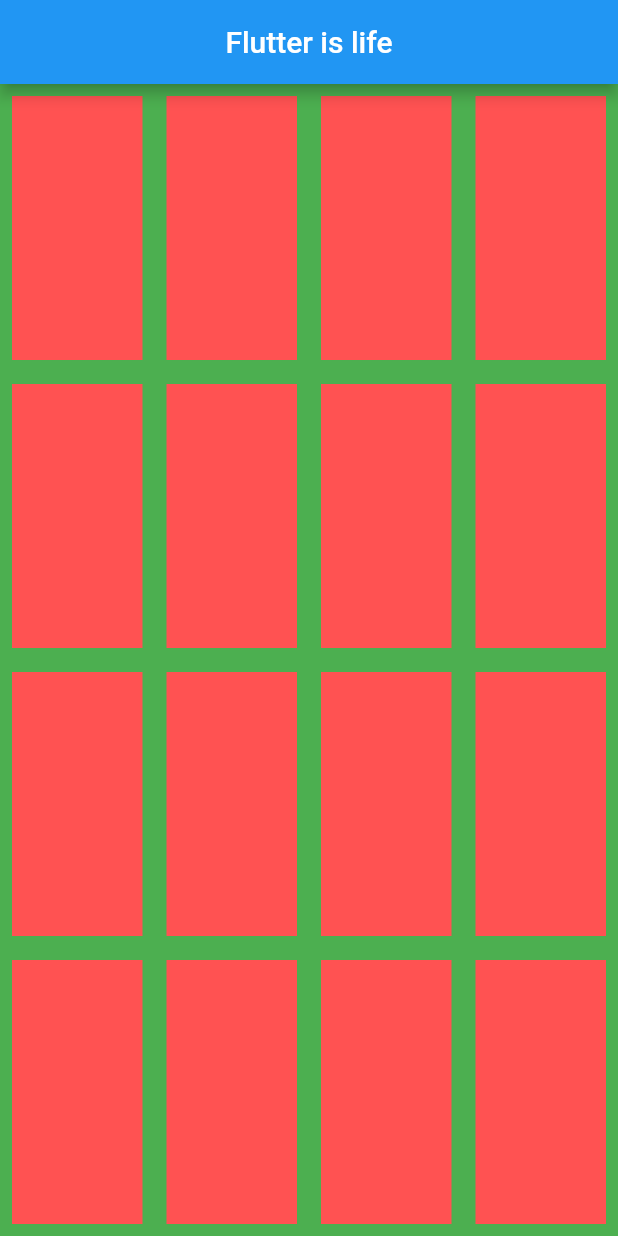
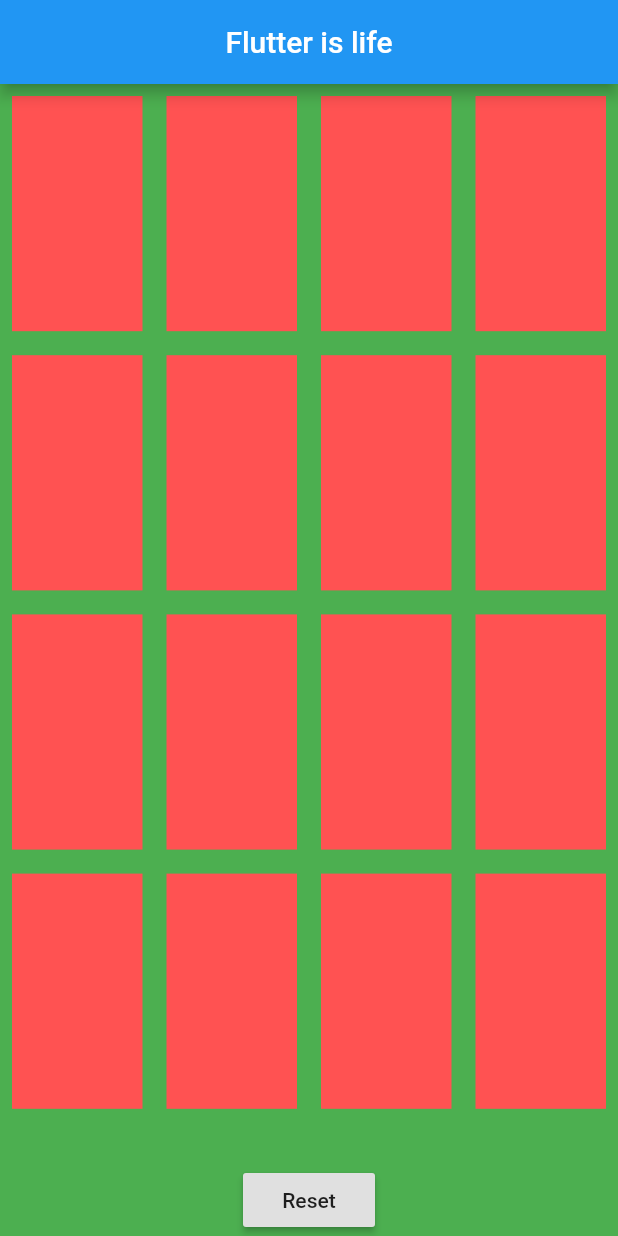
Before and after one commit to Eduard-Dumitrescu/memory_game_step_by_step, a Flutter app: the screen it shows after launch, on a phone screen of 412 x 824 dp. Run offline on Flutter 3.47's test engine with Material 2 defaults, Android fonts, the phone set to English and light mode, and no system bars; drawn by our look-alikes of flip_card; our stand-ins replace flutter_svg.

Commit message:
add you win message and reset game

```diff
--- a/lib/home_page.dart
+++ b/lib/home_page.dart
@@ -64,6 +64,9 @@ class Board extends StatefulWidget {
 }
 
 class _BoardState extends State<Board> {
+  final ValueNotifier<String> _message = ValueNotifier<String>("");
+  int _totalFlippedCards = 0;
+
   List<CardModel> _cards;
   List<CardModel> _flippedCards;
 
@@ -88,7 +91,41 @@ class _BoardState extends State<Board> {
   Widget build(BuildContext context) {
     return Container(
       color: widget.mainColor,
-      child: _gridWidget(),
+      child: Column(
+        mainAxisAlignment: MainAxisAlignment.spaceBetween,
+        crossAxisAlignment: CrossAxisAlignment.center,
+        children: <Widget>[
+          Expanded(flex: 9, child: _gridWidget()),
+          ValueListenableBuilder<String>(
+              valueListenable: _message,
+              builder: (context, message, _) {
+                return message.isEmpty
+                    ? Container()
+                    : Flexible(
+                        flex: 1,
+                        child: Center(
+                          child: Text(
+                            message,
+                            style: TextStyle(fontWeight: FontWeight.bold),
+                          ),
+                        ),
+                      );
+              }),
+          Flexible(
+            flex: 1,
+            child: RaisedButton(
+              onPressed: () async {
+                setState(() {
+                  _resetEverything();
+                });
+              },
+              child: Text(
+                "Reset",
+              ),
+            ),
+          ),
+        ],
+      ),
     );
   }
 
@@ -131,19 +168,21 @@ class _BoardState extends State<Board> {
       key: card.cardKey,
       flipOnTouch: false,
       direction: FlipDirection.HORIZONTAL,
-      front: InkWell(
+      front: Material(
+        //add material for ripple
+        color: widget.frontCardColor,
+        child: InkWell(
           onTap: () async {
             if (_flippedCards.length != 2) {
               card.cardKey.currentState.toggleCard();
               _flippedCards.add(card);
+              _totalFlippedCards++;
               if (_flippedCards.length == 2)
                 //delay so player can't click new card before animation finishes or something like that
-              Future.delayed(
-                  const Duration(milliseconds: 500), () async => _maybeReset());
+                Future.delayed(const Duration(milliseconds: 500),
+                    () async => _maybeReset());
             }
           },
-        child: Container(
-          color: widget.frontCardColor,
         ),
       ),
       back: Container(
@@ -156,7 +195,34 @@ class _BoardState extends State<Board> {
   _maybeReset() {
     if (_flippedCards[0].id != _flippedCards[1].id) {
       _flippedCards.forEach((card) => card.cardKey.currentState.toggleCard());
+      _totalFlippedCards -= 2;
     }
     _flippedCards.clear();
+    if (_totalFlippedCards == _cards.length) {
+      _message.value = "You won!";
     }
   }
+
+  _resetEverything() {
+    _message.value = "";
+    _totalFlippedCards = 0;
+
+    _cards.forEach((card) {
+      if (!card.cardKey.currentState.isFront) {
+        card.cardKey.currentState.toggleCard();
+      }
+    });
+
+    //delay for animation finish
+    Future.delayed(const Duration(milliseconds: 500), () async {
+      _flippedCards.clear();
+      _cards.shuffle(Random.secure());
+    });
+  }
+
+  @override
+  void dispose() {
+    _message.dispose();
+    super.dispose();
+  }
+}
```
Lines whose indentation alone changed are shown as unchanged.
